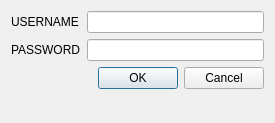
Before: the Qt Designer form INSTANT-MAGNORMO/accountdialog.ui in cbranch/INSTANT-MAGNORMO, drawn with Qt 5.
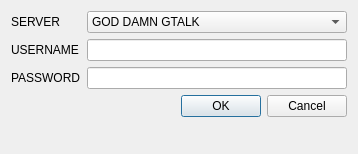
After: the same form once the commit is applied.

Commit message: Added superficial support for connecting to Facebook and GTalk servers

```diff
--- a/INSTANT-MAGNORMO/accountdialog.ui
+++ b/INSTANT-MAGNORMO/accountdialog.ui
@@ -6,8 +6,8 @@
    <rect>
     <x>0</x>
     <y>0</y>
-    <width>275</width>
-    <height>123</height>
+    <width>358</width>
+    <height>154</height>
    </rect>
   </property>
   <property name="windowTitle">
@@ -17,6 +17,25 @@
    <property name="fieldGrowthPolicy">
     <enum>QFormLayout::AllNonFixedFieldsGrow</enum>
    </property>
+   <item row="1" column="1">
+    <widget class="QComboBox" name="serverList">
+     <item>
+      <property name="text">
+       <string>GOD DAMN GTALK</string>
+      </property>
+     </item>
+     <item>
+      <property name="text">
+       <string>GOOGLE TALK FO YO APPS BIIIATCH</string>
+      </property>
+     </item>
+     <item>
+      <property name="text">
+       <string>MUTHA F'IN FACEBOOK</string>
+      </property>
+     </item>
+    </widget>
+   </item>
    <item row="2" column="0">
     <widget class="QLabel" name="label">
      <property name="text">
@@ -51,6 +70,13 @@
      </property>
     </widget>
    </item>
+   <item row="1" column="0">
+    <widget class="QLabel" name="label_3">
+     <property name="text">
+      <string>SERVER</string>
+     </property>
+    </widget>
+   </item>
   </layout>
  </widget>
  <resources/>
```
Left out of the diff: 14 changed lines with no effect on the pictures. The commit also changes 9 other files.
